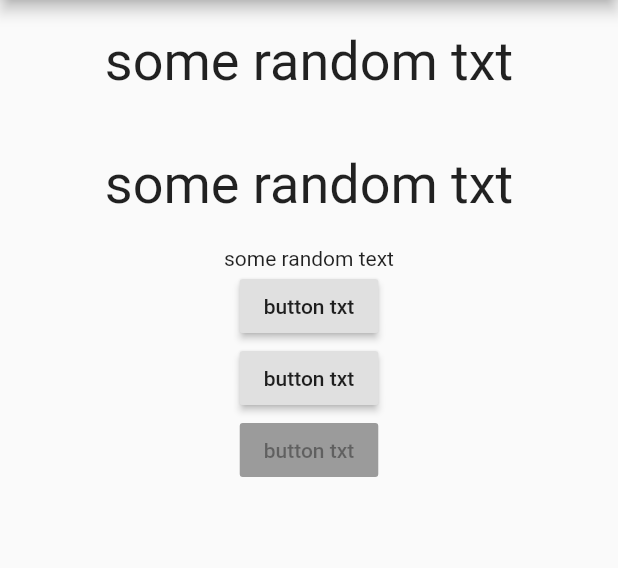
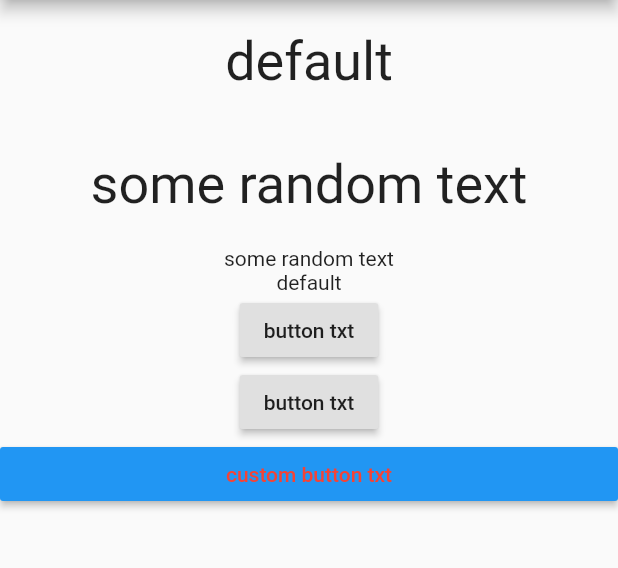
Before and after one commit to behdadn77/flutter_playground, a Flutter app: the screen it shows after launch, on a phone screen of 412 x 824 dp, the part 84-652 px from its top. Run offline on Flutter 3.47's test engine with Material 2 defaults, Android fonts, the phone set to English and light mode, and no system bars.

```diff
--- /dev/null
+++ b/lib/MyButton.dart
@@ -0,0 +1,20 @@
+import 'package:flutter/material.dart';
+
+class MyButton extends StatelessWidget {
+  final Function selectHandler;
+
+  const MyButton(this.selectHandler);
+
+  @override
+  Widget build(BuildContext context) {
+    return Container(
+      width: double.infinity,
+      child: RaisedButton(
+        child: Text('custom button txt'),
+        color: Colors.blue,
+        textColor: Colors.red,
+        onPressed: selectHandler,
+      ),
+    );
+  }
+}
--- a/lib/main.dart
+++ b/lib/main.dart
@@ -1,5 +1,7 @@
 import 'package:flutter/material.dart';
-import 'package:flutter_playground/MyCustomWidget.dart';
+
+import 'MyCustomWidget.dart';
+import 'MyButton.dart';
 
 void main() => runApp(MyApp());
 
@@ -32,6 +34,7 @@ class _MyAppState extends State<MyApp> {
             MyCustomWidget(duckText),
             MyCustomWidget('some random text'),
             Text('some random text'),
+            Text(duckText),
             RaisedButton(
               child: Text('button txt'),
               onPressed: duckIt,
@@ -44,10 +47,7 @@ class _MyAppState extends State<MyApp> {
                 });
               },
             ),
-            RaisedButton(
-              child: Text('button txt'),
-              onPressed: null,
-            ),
+            MyButton(duckIt),
           ],
         ),
       ),
--- a/lib/myCustomWidget.dart
+++ b/lib/myCustomWidget.dart
@@ -13,7 +13,7 @@ class MyCustomWidget extends StatelessWidget {
       width: double.infinity,
       margin: EdgeInsets.all(20),
       child: Text(
-        'some random txt',
+        passedTxt,
         style: TextStyle(fontSize: 36),
         textAlign: TextAlign.center,
       ),
```
